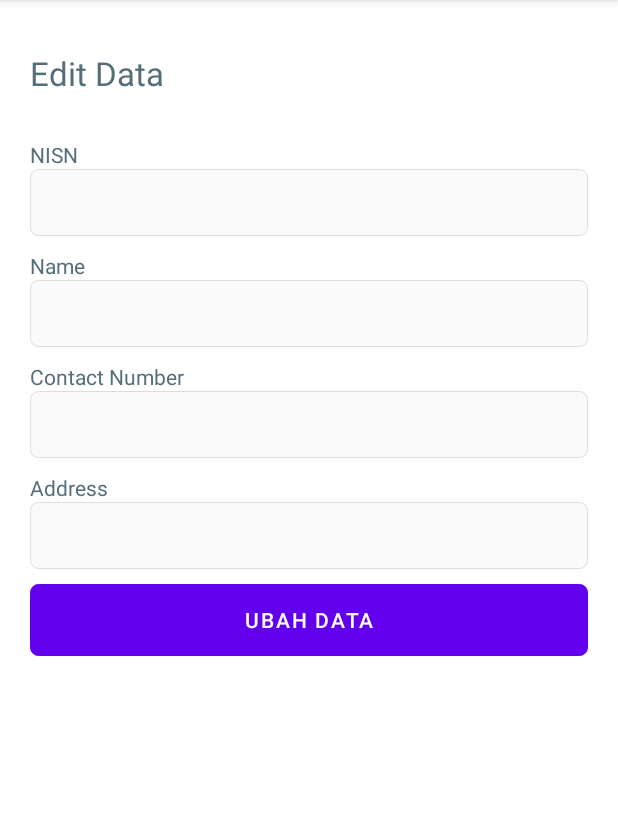
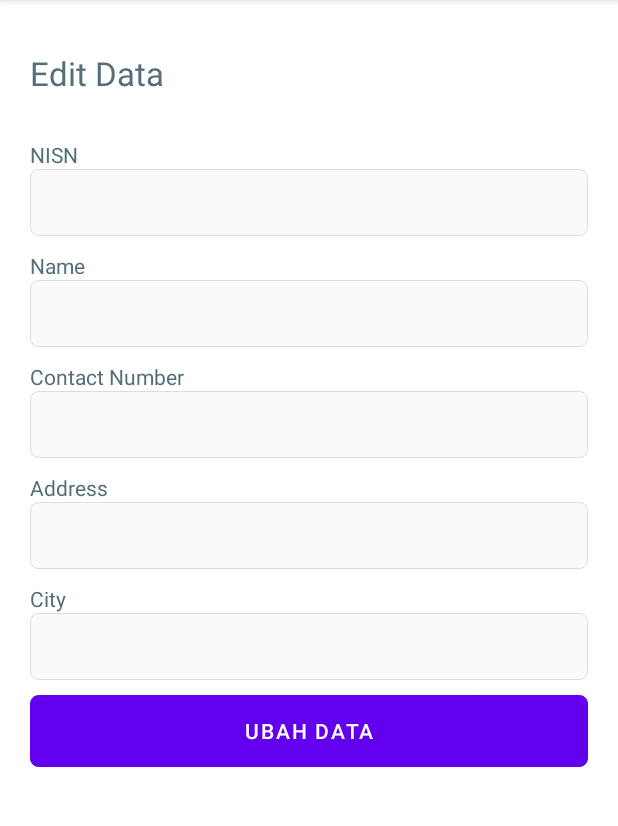
Before and after one commit to rizalpahlevii/ppb-laundry, an Android app: the EditActivity screen opened directly, with no data from a screen before it, on a phone screen of 412 x 824 dp, the part 84-910 px from its top. Run offline under Robolectric (Android 15) with nearby library versions, the light colour scheme and no system bars; our stand-ins replace Volley; network calls fail.

Commit message:
Adding city field

```diff
--- a/app/src/main/java/com/rizal/laundry/Constants.java
+++ b/app/src/main/java/com/rizal/laundry/Constants.java
@@ -3,7 +3,7 @@ package com.rizal.laundry;
 
 public class Constants {
     public static final String URL= "http://192.168.1.13/";
-    public static final String ROOT_URL = URL+"crud_api/";
+    public static final String ROOT_URL = "http://rizal-ppb-laundry.amsata.com/";
     public static final String URL_ADD = ROOT_URL+"add.php";
     public static final String URL_DELETE = ROOT_URL+"delete.php";
     public static final String URL_UPDATE = ROOT_URL+"update.php";
--- a/app/src/main/java/com/rizal/laundry/DetailData.java
+++ b/app/src/main/java/com/rizal/laundry/DetailData.java
@@ -6,7 +6,7 @@ import android.widget.TextView;
 import androidx.appcompat.app.AppCompatActivity;
 
 public class DetailData extends AppCompatActivity {
-    TextView uid, name, address, phone;
+    TextView uid, name, address, phone, city;
     @Override
     protected void onCreate(Bundle savedInstanceState) {
         super.onCreate(savedInstanceState);
@@ -16,10 +16,12 @@ public class DetailData extends AppCompatActivity {
         name = (TextView) findViewById(R.id.name);
         address = (TextView) findViewById(R.id.address);
         phone = (TextView) findViewById(R.id.phone);
+        city = (TextView) findViewById(R.id.city);
 
         uid.setText(getIntent().getStringExtra("uid"));
         name.setText(getIntent().getStringExtra("name"));
         address.setText(getIntent().getStringExtra("address"));
         phone.setText(getIntent().getStringExtra("phone"));
+        city.setText(getIntent().getStringExtra("city"));
     }
 }
--- a/app/src/main/java/com/rizal/laundry/EditActivity.java
+++ b/app/src/main/java/com/rizal/laundry/EditActivity.java
@@ -27,8 +27,8 @@ import java.util.HashMap;
 import java.util.Map;
 
 public class EditActivity extends AppCompatActivity {
-    EditText uid, name, address, phone;
-    String Uid, Name, Address, Phone, Id;
+    EditText uid, name, address, phone, city;
+    String Uid, Name, Address, Phone, Id, City;
     Button button;
     Boolean valid = true;
     ProgressDialog progressDialog;
@@ -42,6 +42,7 @@ public class EditActivity extends AppCompatActivity {
         name = (EditText) findViewById(R.id.name);
         address = (EditText) findViewById(R.id.address);
         phone = (EditText) findViewById(R.id.phone);
+        city = (EditText) findViewById(R.id.city);
         progressDialog = new ProgressDialog(this);
         button = (Button) findViewById(R.id.button);
 
@@ -51,6 +52,7 @@ public class EditActivity extends AppCompatActivity {
         name.setText(getIntent().getStringExtra("name"));
         address.setText(getIntent().getStringExtra("address"));
         phone.setText(getIntent().getStringExtra("phone"));
+        city.setText(getIntent().getStringExtra("city"));
 
         button.setOnClickListener(new View.OnClickListener() {
             @Override
@@ -59,6 +61,7 @@ public class EditActivity extends AppCompatActivity {
                 Name = name.getText().toString();
                 Address = address.getText().toString();
                 Phone = phone.getText().toString();
+                City = phone.getText().toString();
 
                 if(TextUtils.isEmpty(Uid)){
                     uid.setError("UID Cannot be Empty");
@@ -83,6 +86,12 @@ public class EditActivity extends AppCompatActivity {
                                 valid = false;
                             }else {
                                 valid = true;
+                                if(TextUtils.isEmpty(City)){
+                                    phone.setError("Contact Number Cannot be Empty");
+                                    valid = false;
+                                }else {
+                                    valid = true;
+                                }
                             }
                         }
 
@@ -124,6 +133,7 @@ public class EditActivity extends AppCompatActivity {
                             params.put("uid", Uid);
                             params.put("phone", Phone);
                             params.put("address",Address);
+                            params.put("city",City);
                             return params;
                         }
                     };
--- a/app/src/main/java/com/rizal/laundry/ListActivity.java
+++ b/app/src/main/java/com/rizal/laundry/ListActivity.java
@@ -96,7 +96,8 @@ public class ListActivity extends AppCompatActivity {
                                 o.getString("uid"),
                                 o.getString("name"),
                                 o.getString("phone"),
-                                o.getString("address")
+                                o.getString("address"),
+                                o.getString("city")
 
                         );
                         listItems.add(item);
--- a/app/src/main/java/com/rizal/laundry/MyAdapter.java
+++ b/app/src/main/java/com/rizal/laundry/MyAdapter.java
@@ -94,6 +94,7 @@ public class MyAdapter extends RecyclerView.Adapter<MyAdapter.ViewHolder>{
                                 intent.putExtra("name",listItem.getName());
                                 intent.putExtra("address",listItem.getAddress());
                                 intent.putExtra("phone", listItem.getPhone());
+                                intent.putExtra("city", listItem.getCity());
                                 view.getContext().startActivity(intent);
                                 break;
                             case 1 :
@@ -104,6 +105,7 @@ public class MyAdapter extends RecyclerView.Adapter<MyAdapter.ViewHolder>{
                                 intent2.putExtra("name",listItem.getName());
                                 intent2.putExtra("address",listItem.getAddress());
                                 intent2.putExtra("phone", listItem.getPhone());
+                                intent2.putExtra("city", listItem.getCity());
                                 view.getContext().startActivity(intent2);
                                 break;
                             case 2 :
--- a/app/src/main/res/layout/activity_edit.xml
+++ b/app/src/main/res/layout/activity_edit.xml
@@ -92,6 +92,24 @@
                 android:inputType="text"/>
 
 
+            <TextView
+                android:id="@+id/textView6"
+                android:layout_width="match_parent"
+                android:layout_height="wrap_content"
+                android:text="City"
+                android:textColor="#546e7a"/>
+
+            <EditText
+                android:id="@+id/city"
+                android:layout_width="match_parent"
+                android:layout_height="wrap_content"
+                android:ems="10"
+                android:padding="10dp"
+                android:background="@xml/input"
+                android:layout_marginBottom="10dp"
+                android:inputType="text"/>
+
+
             <Button
                 android:id="@+id/button"
                 android:layout_width="match_parent"
```
Also changed, not shown: app/src/main/java/com/rizal/laundry/MainActivity.java (+12 -4 lines), app/src/main/java/com/rizal/laundry/Model.java (+5 -2 lines), app/src/main/res/layout/activity_detail_data.xml (+15 -0 lines), app/src/main/res/layout/activity_main.xml (+19 -0 lines).
